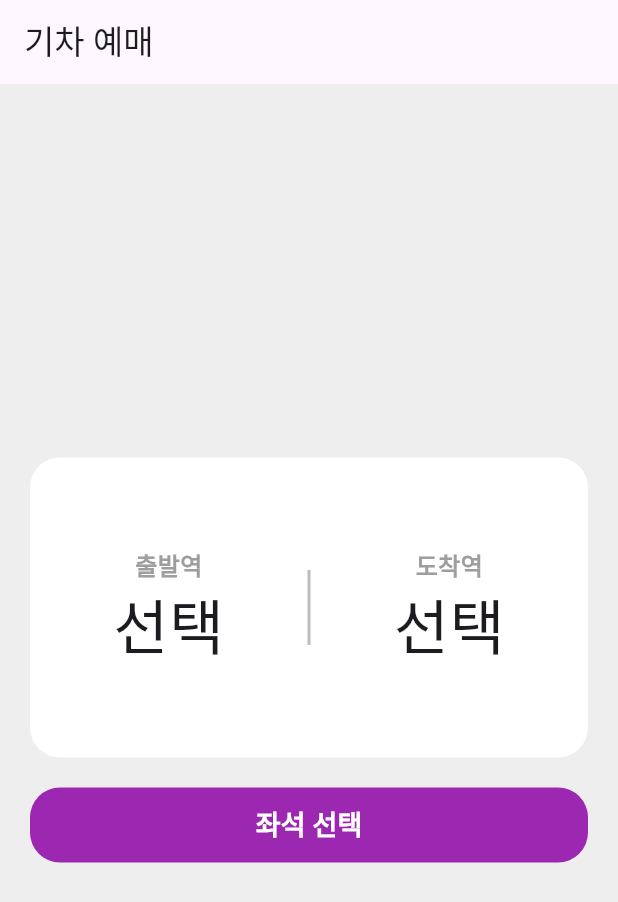
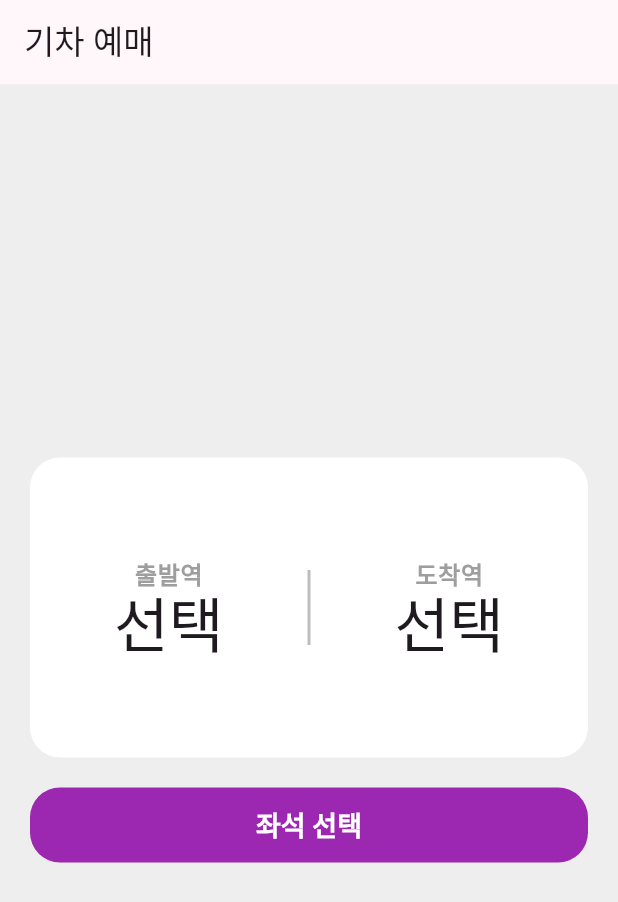
Before and after one commit to WinningBean/flutter_train_app, a Flutter app: the screen it shows after launch, on a phone screen of 412 x 824 dp. Shown: the top 902 px of the screen. Run offline on Flutter 3.47's test engine with Material 3 defaults, Android fonts, the phone set to English and light mode, and no system bars.

Commit message:
style: 테마 색상 및 텍스트 스타일 일괄 적용

```diff
--- a/lib/home/home_page.dart
+++ b/lib/home/home_page.dart
@@ -1,6 +1,7 @@
 import 'package:flutter/material.dart';
 import 'package:flutter_train_app/constants/station.dart';
 import 'package:flutter_train_app/seat/seat_page.dart';
+import 'package:flutter_train_app/theme.dart';
 import 'package:flutter_train_app/widgets/main_button.dart';
 import 'package:flutter_train_app/home/widgets/stations_box.dart';
 
@@ -17,10 +18,11 @@ class _HomePageState extends State<HomePage> {
 
   @override
   Widget build(BuildContext context) {
+    final customColors = Theme.of(context).extension<CustomColors>()!;
+
     return Scaffold(
       appBar: AppBar(title: Text('기차 예매')),
-      backgroundColor: Colors.grey[200],
-
+      backgroundColor: customColors.homePageBackgroundColor,
       body: Padding(
         padding: const EdgeInsets.all(20),
         child: Column(
--- a/lib/home/widgets/station_result.dart
+++ b/lib/home/widgets/station_result.dart
@@ -33,19 +33,12 @@ class _StationResultState extends State<StationResult> {
     return Expanded(
       child: Column(
         children: [
-          Text(
-            _stationRoute,
-            style: TextStyle(
-              fontSize: 16,
-              color: Colors.grey,
-              fontWeight: FontWeight.bold,
-            ),
-          ),
+          Text(_stationRoute, style: Theme.of(context).textTheme.labelMedium),
           GestureDetector(
             onTap: _selectStation,
             child: Text(
               _station?.korean ?? '선택',
-              style: TextStyle(fontSize: 40),
+              style: Theme.of(context).textTheme.displayLarge,
             ),
           ),
         ],
--- a/lib/home/widgets/stations_box.dart
+++ b/lib/home/widgets/stations_box.dart
@@ -1,6 +1,7 @@
 import 'package:flutter/material.dart';
 import 'package:flutter_train_app/constants/station.dart';
 import 'package:flutter_train_app/home/widgets/station_result.dart';
+import 'package:flutter_train_app/theme.dart';
 
 class StationsBox extends StatelessWidget {
   const StationsBox({
@@ -18,10 +19,12 @@ class StationsBox extends StatelessWidget {
 
   @override
   Widget build(BuildContext context) {
+    final customColors = Theme.of(context).extension<CustomColors>()!;
+
     return Container(
       height: 200,
       decoration: BoxDecoration(
-        color: Colors.white,
+        color: customColors.stationBoxColor,
         borderRadius: BorderRadius.circular(20),
       ),
       child: Center(
@@ -36,7 +39,10 @@ class StationsBox extends StatelessWidget {
               SizedBox(
                 width: 2,
                 height: 50,
-                child: VerticalDivider(thickness: 2, color: Colors.grey[400]),
+                child: VerticalDivider(
+                  thickness: 2,
+                  color: Theme.of(context).dividerColor,
+                ),
               ),
               StationResult(
                 isDepartureStation: false,
--- a/lib/main.dart
+++ b/lib/main.dart
@@ -1,5 +1,6 @@
 import 'package:flutter/material.dart';
 import 'package:flutter_train_app/home/home_page.dart';
+import 'package:flutter_train_app/theme.dart';
 
 void main() {
   runApp(const MyApp());
@@ -10,6 +11,11 @@ class MyApp extends StatelessWidget {
 
   @override
   Widget build(BuildContext context) {
-    return MaterialApp(themeMode: ThemeMode.system, home: HomePage());
+    return MaterialApp(
+      themeMode: ThemeMode.system,
+      theme: lightTheme,
+      darkTheme: darkTheme,
+      home: HomePage(),
+    );
   }
 }
--- a/lib/seat/widgets/action_seat_box.dart
+++ b/lib/seat/widgets/action_seat_box.dart
@@ -17,8 +17,8 @@ class ActionSeatBox extends SeatBox {
   final void Function(SeatPosition) onChanged;
 
   @override
-  Color get boxColor {
-    return isSelected ? Colors.purple : color;
+  Color getBoxColor(BuildContext context) {
+    return isSelected ? Theme.of(context).highlightColor : color;
   }
 
   @override
--- a/lib/seat/widgets/seat_box.dart
+++ b/lib/seat/widgets/seat_box.dart
@@ -7,7 +7,7 @@ class SeatBox extends StatelessWidget {
   final Color color;
 
   @protected
-  Color get boxColor => color;
+  Color getBoxColor(BuildContext context) => color;
 
   @override
   Widget build(BuildContext context) {
@@ -15,7 +15,7 @@ class SeatBox extends StatelessWidget {
       height: size,
       width: size,
       decoration: BoxDecoration(
-        color: boxColor,
+        color: getBoxColor(context),
         borderRadius: BorderRadius.circular(8),
       ),
     );
--- a/lib/seat/widgets/seat_select_info.dart
+++ b/lib/seat/widgets/seat_select_info.dart
@@ -13,7 +13,7 @@ class SeatSelectInfo extends StatelessWidget {
       children: [
         Row(
           children: [
-            SeatBox(size: _seatSize, color: Colors.purple),
+            SeatBox(size: _seatSize, color: Theme.of(context).highlightColor),
             SizedBox(width: 4),
             Text('선택됨'),
           ],
@@ -21,7 +21,7 @@ class SeatSelectInfo extends StatelessWidget {
         SizedBox(width: 20),
         Row(
           children: [
-            SeatBox(size: _seatSize, color: Colors.grey[300]!),
+            SeatBox(size: _seatSize, color: Theme.of(context).disabledColor),
             SizedBox(width: 4),
             Text('선택 안 됨'),
           ],
--- /dev/null
+++ b/lib/theme.dart
@@ -0,0 +1,140 @@
+import 'package:flutter/cupertino.dart';
+import 'package:flutter/material.dart';
+
+final lightTheme = ThemeData(
+  colorScheme: ColorScheme.fromSeed(
+    seedColor: Colors.purple,
+    brightness: Brightness.light,
+    outline: Colors.grey[300],
+  ),
+  dividerColor: Colors.grey[400],
+  highlightColor: Colors.purple,
+  disabledColor: Colors.grey[300],
+  extensions: [
+    CustomColors(
+      homePageBackgroundColor: Colors.grey[200]!,
+      stationBoxColor: Colors.white,
+      disabledTextColor: Colors.grey[400]!,
+    ),
+  ],
+  textTheme: TextTheme(
+    displayLarge: TextStyle(fontSize: 40),
+    displayMedium: TextStyle(
+      fontWeight: FontWeight.bold,
+      color: Colors.purple,
+      fontSize: 30,
+    ),
+    labelLarge: TextStyle(fontSize: 18),
+    labelMedium: TextStyle(
+      fontSize: 16,
+      color: Colors.grey,
+      fontWeight: FontWeight.bold,
+    ),
+    bodyLarge: TextStyle(fontSize: 18, fontWeight: FontWeight.bold),
+  ),
+  filledButtonTheme: FilledButtonThemeData(
+    style: FilledButton.styleFrom(
+      backgroundColor: Colors.purple,
+      shape: RoundedRectangleBorder(borderRadius: BorderRadius.circular(20)),
+      foregroundColor: Colors.white,
+      textStyle: TextStyle(fontWeight: FontWeight.bold, fontSize: 18),
+    ),
+  ),
+  cupertinoOverrideTheme: CupertinoThemeData(
+    primaryColor: CupertinoColors.activeBlue,
+  ),
+);
+
+final darkTheme = ThemeData(
+  colorScheme: ColorScheme.fromSeed(
+    seedColor: Colors.purple,
+    brightness: Brightness.dark,
+    outline: Colors.grey[900],
+  ),
+  scaffoldBackgroundColor: Colors.black,
+  dividerColor: Colors.grey[400],
+  highlightColor: Colors.purple,
+  disabledColor: Colors.grey[700],
+  extensions: [
+    CustomColors(
+      homePageBackgroundColor: Colors.black,
+      stationBoxColor: Colors.white24,
+      disabledTextColor: Colors.grey[800]!,
+    ),
+  ],
+  textTheme: TextTheme(
+    displayLarge: TextStyle(color: Colors.white, fontSize: 40),
+    displayMedium: TextStyle(
+      fontWeight: FontWeight.bold,
+      color: Colors.purple,
+      fontSize: 30,
+    ),
+    labelLarge: TextStyle(fontSize: 18),
+    labelMedium: TextStyle(
+      fontSize: 16,
+      color: Colors.grey,
+      fontWeight: FontWeight.bold,
+    ),
+    bodyLarge: TextStyle(
+      color: Colors.white,
+      fontSize: 18,
+      fontWeight: FontWeight.bold,
+    ),
+  ),
+  filledButtonTheme: FilledButtonThemeData(
+    style: FilledButton.styleFrom(
+      backgroundColor: Colors.purple,
+      shape: RoundedRectangleBorder(borderRadius: BorderRadius.circular(20)),
+      foregroundColor: Colors.white,
+      textStyle: TextStyle(fontWeight: FontWeight.bold, fontSize: 18),
+    ),
+  ),
+  cupertinoOverrideTheme: CupertinoThemeData(
+    primaryColor: CupertinoColors.activeBlue,
+  ),
+);
+
+@immutable
+class CustomColors extends ThemeExtension<CustomColors> {
+  final Color homePageBackgroundColor;
+  final Color stationBoxColor;
+  final Color disabledTextColor;
+
+  const CustomColors({
+    required this.homePageBackgroundColor,
+    required this.stationBoxColor,
+    required this.disabledTextColor,
+  });
+
+  @override
+  CustomColors copyWith({
+    Color? homePageBackgroundColor,
+    Color? stationBoxColor,
+    Color? disabledTextColor,
+  }) {
+    return CustomColors(
+      homePageBackgroundColor:
+          homePageBackgroundColor ?? this.homePageBackgroundColor,
+      stationBoxColor: stationBoxColor ?? this.stationBoxColor,
+      disabledTextColor: disabledTextColor ?? this.disabledTextColor,
+    );
+  }
+
+  @override
+  CustomColors lerp(CustomColors? other, double t) {
+    if (other is! CustomColors) return this;
+    return CustomColors(
+      homePageBackgroundColor: Color.lerp(
+        homePageBackgroundColor,
+        other.homePageBackgroundColor,
+        t,
+      )!,
+      stationBoxColor: Color.lerp(stationBoxColor, other.stationBoxColor, t)!,
+      disabledTextColor: Color.lerp(
+        disabledTextColor,
+        other.disabledTextColor,
+        t,
+      )!,
+    );
+  }
+}
--- a/lib/widgets/main_button.dart
+++ b/lib/widgets/main_button.dart
@@ -15,20 +15,7 @@ class MainButton extends StatelessWidget {
         onPressed: () {
           onChanged();
         },
-        style: FilledButton.styleFrom(
-          backgroundColor: Colors.purple,
-          shape: RoundedRectangleBorder(
-            borderRadius: BorderRadius.circular(20),
-          ),
-        ),
-        child: Text(
-          text,
-          style: TextStyle(
-            fontWeight: FontWeight.bold,
-            fontSize: 18,
-            color: Colors.white,
-          ),
-        ),
+        child: Text(text),
       ),
     );
   }
```
Also changed, not shown: lib/seat/widgets/seat_col_list.dart (+6 -6 lines), lib/seat/widgets/seat_header.dart (+4 -8 lines), lib/seat/widgets/seat_list_view.dart (+6 -3 lines), lib/stationList/widgets/station_item.dart (+9 -6 lines).
